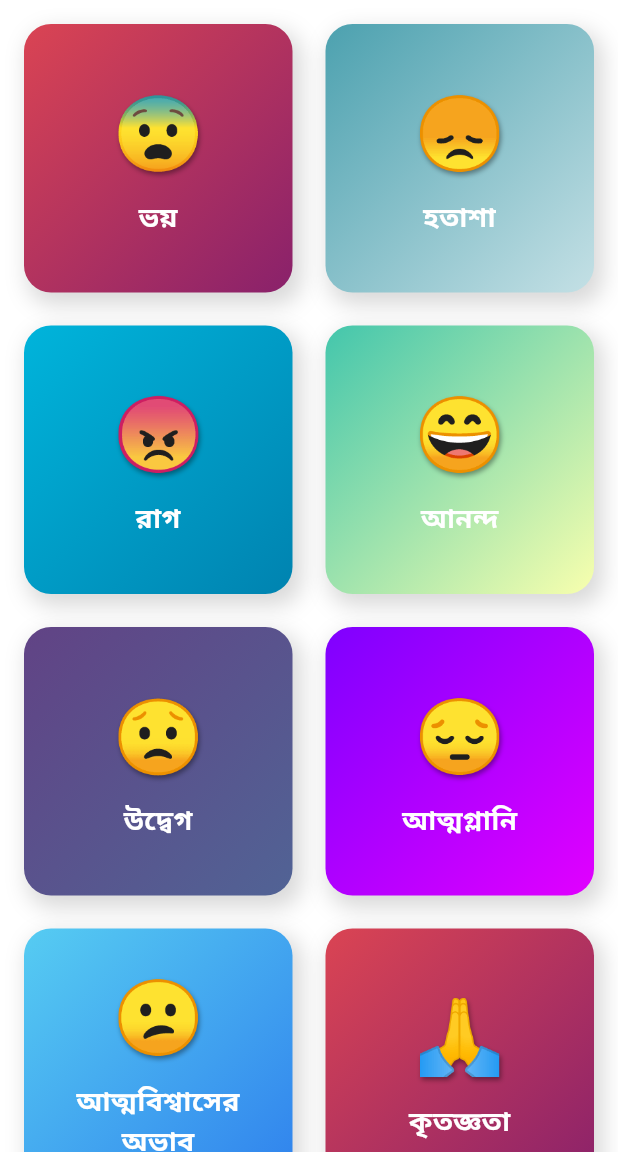
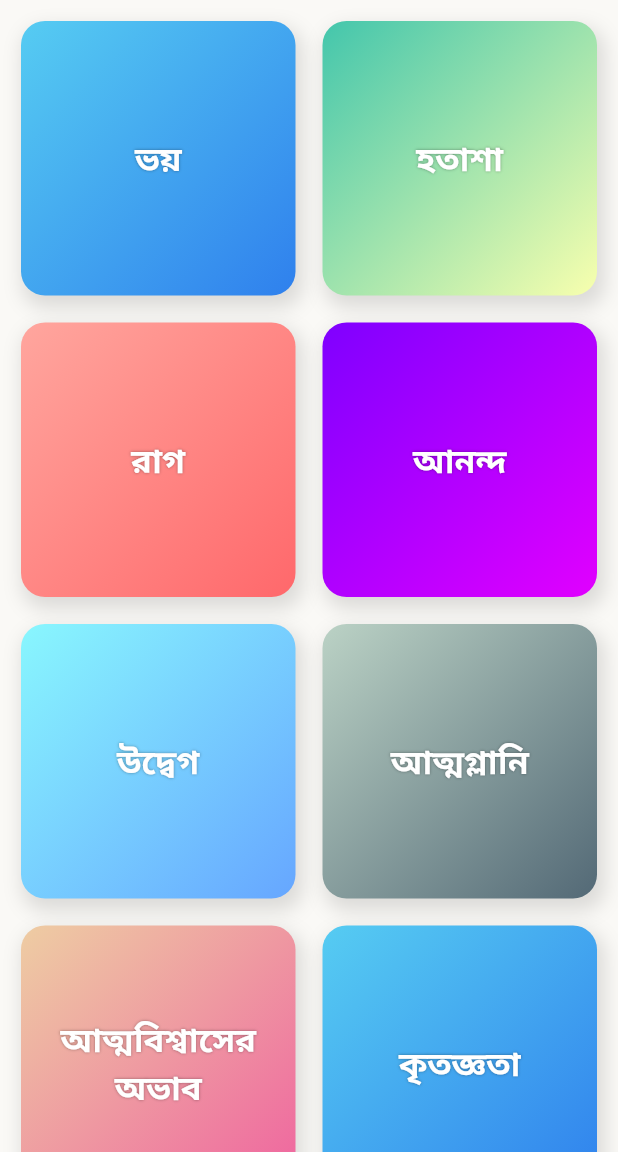
Before and after one commit to Arafat6462/feelings_box, a Flutter app: the screen it shows after launch, on a phone screen of 412 x 824 dp, the part 84-1236 px from its top. Run offline on Flutter 3.47's test engine with Material 3 defaults, Android fonts, the phone set to English and light mode, and no system bars.

Commit message:
adjust homepage grid desigh

```diff
--- a/lib/main.dart
+++ b/lib/main.dart
@@ -16,7 +16,7 @@
       debugShowCheckedModeBanner: false,
       theme: ThemeData(
         primarySwatch: Colors.teal,
-        scaffoldBackgroundColor: Colors.white,
+        scaffoldBackgroundColor:Color(0xFFFAF9F6),
         useMaterial3: true,
       ),
       home: const HomePage(),
@@ -104,74 +104,53 @@
             itemBuilder: (context, index) {
               final feeling = feelings[index];
 
+              // Optional: custom gradient color list
               final gradients = [
-                [Color(0xFFDA4453), Color(0xFF89216B)],
-                [Color(0xFF4CA1AF), Color(0xFFC4E0E5)],
-                [Color(0xFF00B4DB), Color(0xFF0083B0)],
+                [Color(0xFF56CCF2), Color(0xFF2F80ED)],
                 [Color(0xFF43C6AC), Color(0xFFF8FFAE)],
-                [Color(0xFF614385), Color(0xFF516395)],
+                [Color(0xFFFFA69E), Color(0xFFFF686B)],
                 [Color(0xFF7F00FF), Color(0xFFE100FF)],
-                [Color(0xFF56CCF2), Color(0xFF2F80ED)],
+                [Color(0xFF89F7FE), Color(0xFF66A6FF)],
+                [Color(0xFFBBD2C5), Color(0xFF536976)],
+                [Color(0xFFEECDA3), Color(0xFFEF629F)],
               ];
               final gradientColors = gradients[index % gradients.length];
 
-              return MouseRegion(
-                cursor: SystemMouseCursors.click,
-                child: GestureDetector(
+              return GestureDetector(
                 onTap: () => Navigator.push(
                   context,
-                    MaterialPageRoute(
-                      builder: (_) => FeelingDetailPage(feeling),
-                    ),
+                  MaterialPageRoute(builder: (_) => FeelingDetailPage(feeling)),
                 ),
                 child: Container(
-                    margin: const EdgeInsets.all(6),
-                    padding: const EdgeInsets.symmetric(horizontal: 12, vertical: 16),
-                    constraints: const BoxConstraints(minHeight: 140, maxHeight: 180),
+                  margin: const EdgeInsets.all(4),
+                  padding: const EdgeInsets.symmetric(vertical: 24, horizontal: 12),
                   decoration: BoxDecoration(
                     gradient: LinearGradient(
                       colors: gradientColors,
                       begin: Alignment.topLeft,
                       end: Alignment.bottomRight,
                     ),
-                      borderRadius: BorderRadius.circular(18),
+                    borderRadius: BorderRadius.circular(16),
                     boxShadow: [
                       BoxShadow(
-                          color: Colors.black.withOpacity(0.15),
-                          blurRadius: 12,
+                        color: Colors.black12,
+                        blurRadius: 10,
                         spreadRadius: 2,
-                          offset: Offset(4, 6),
+                        offset: Offset(3, 6),
                       ),
                     ],
                   ),
                   child: Center(
-                      child: Column(
-                        mainAxisSize: MainAxisSize.min,
-                        mainAxisAlignment: MainAxisAlignment.center,
-                        children: [
-                          FittedBox(
-                            child: Text(
-                              feeling.emoji,
-                              style: const TextStyle(
-                                fontSize: 48,
-                                shadows: [
-                                  Shadow(blurRadius: 4, color: Colors.black38, offset: Offset(1, 2)),
-                                ],
-                              ),
-                            ),
-                          ),
-                          const SizedBox(height: 8),
-                          Flexible(
                     child: Text(
                       feeling.name,
                       textAlign: TextAlign.center,
                       style: const TextStyle(
-                                fontSize: 18,
+                        fontSize: 22,
+                        fontWeight: FontWeight.w600,
                         color: Colors.white,
-                                fontWeight: FontWeight.bold,
-                              ),
-                            ),
-                          ),
+                        letterSpacing: 0,
+                        shadows: [
+                          Shadow(blurRadius: 2, color: Colors.black38),
                         ],
                       ),
                     ),
```
Lines whose indentation alone changed are shown as unchanged.
